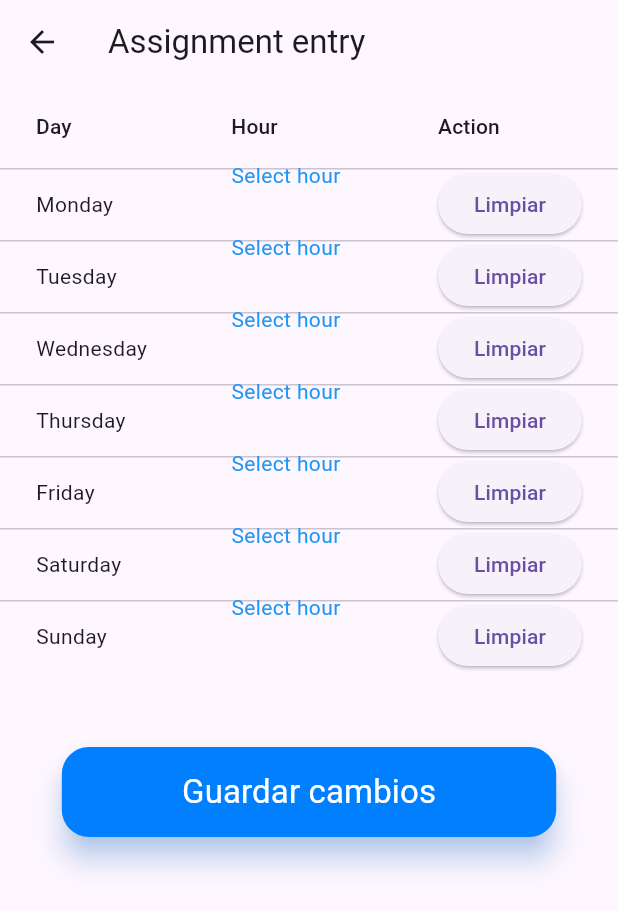
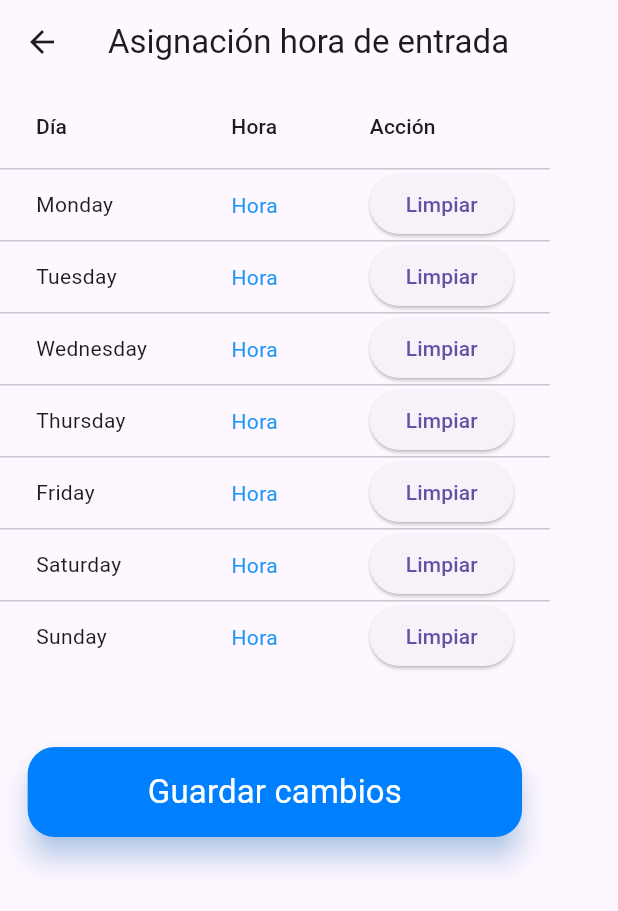
Before and after one commit to Yhiriend/recdat, a Flutter app: the EntryAssigmentView screen opened directly with empty values, on a phone screen of 412 x 824 dp. Shown: the top 911 px of the screen. Run offline on Flutter 3.47's test engine with Material 3 defaults, Android fonts, the phone set to English and light mode, and no system bars; our stand-ins replace cloud_firestore, file_picker, firebase_auth, firebase_core, firebase_database, firebase_storage and 10 more; missing offline and left inert: firebase_app_check, flutter_pdfview; accounts and stored records are empty.

Commit message:
:bug: bugfix at reports

```diff
--- a/lib/modules/reports/views/general_page.dart
+++ b/lib/modules/reports/views/general_page.dart
@@ -25,7 +25,7 @@ class GeneralPage extends StatelessWidget {
         ),
         const Text(
           textAlign: TextAlign.center,
-          "Horizontal: días\nVertical: Asistencias Totales",
+          "eje x: días\neje y: Asistencias Totales",
           style: TextStyle(fontSize: 12),
         ),
         const SizedBox(height: 16),
--- a/lib/modules/reports/views/general_report.view.dart
+++ b/lib/modules/reports/views/general_report.view.dart
@@ -102,7 +102,7 @@ class _GeneralReportViewState extends State<GeneralReportView> {
         case 0:
           _title = "Reporte General";
           _graphicTitle =
-              'Month: $currentMonthYear\nTotal Attendances: $totalAttendanceCurrentMonth';
+              'Mes: $currentMonthYear\nAsistencias totales: $totalAttendanceCurrentMonth';
           break;
         case 1:
           _title = "Reporte de Puntualidad";
@@ -113,7 +113,7 @@ class _GeneralReportViewState extends State<GeneralReportView> {
           _title = "Histórico Asis. Individual";
           break;
         case 3:
-          _title = "Asis. Justif. vs No-justif.";
+          _title = "Inasis. Justif. vs No-justif.";
           _graphicTitle = "justificadas vs no-justificadas";
           break;
         default:
--- a/lib/modules/reports/views/justified_vs_unjustified_page.dart
+++ b/lib/modules/reports/views/justified_vs_unjustified_page.dart
@@ -27,8 +27,8 @@ class JustifiedVsUnjustifiedPage extends StatelessWidget {
     return Scaffold(
       appBar: AppBar(
         title: const Text(
-          "Green: Justificadas\nRed: No justificadas\nHorizontal: Semana\nVertical: Cantidad",
-          style: TextStyle(fontSize: 10),
+          "🟢 Justificadas\n🔴 No justificadas\neje x: Semana\neje y: Cantidad",
+          style: TextStyle(fontSize: 12),
         ),
       ),
       body: Padding(
--- a/lib/modules/reports/views/page_index_widget.dart
+++ b/lib/modules/reports/views/page_index_widget.dart
@@ -40,7 +40,7 @@ class PageIndexWidget extends StatelessWidget {
         SpeedDialChild(
           foregroundColor: RecdatStyles.blueDarkColor,
           child: const Icon(Icons.groups_rounded),
-          label: "Asis. justificadas vs No-justificadas",
+          label: "Inasis. justificadas vs No-justificadas",
           onTap: () => onPageSelected(3),
         ),
       ],
--- a/lib/modules/user/views/entry_assigment.view.dart
+++ b/lib/modules/user/views/entry_assigment.view.dart
@@ -80,7 +80,7 @@ class _EntryAssigmentViewState extends State<EntryAssigmentView> {
   Widget build(BuildContext context) {
     return Scaffold(
       appBar: AppBar(
-        title: const Text('Assignment entry'),
+        title: const Text('Asignación hora de entrada'),
       ),
       body: SingleChildScrollView(
         child: Column(
@@ -89,9 +89,9 @@ class _EntryAssigmentViewState extends State<EntryAssigmentView> {
           children: [
             DataTable(
               columns: const [
-                DataColumn(label: Text('Day')),
-                DataColumn(label: Text('Hour')),
-                DataColumn(label: Text('Action')),
+                DataColumn(label: Text('Día')),
+                DataColumn(label: Text('Hora')),
+                DataColumn(label: Text('Acción')),
               ],
               rows: _daysOfWeek.asMap().entries.map((entry) {
                 int index = entry.key;
@@ -104,13 +104,11 @@ class _EntryAssigmentViewState extends State<EntryAssigmentView> {
                         onTap: () => _selectTime(context, index),
                         child: InputDecorator(
                           decoration: const InputDecoration(
-                            hintText: "Select hour",
+                            hintText: "Hora",
                             border: InputBorder.none,
                           ),
                           child: Text(
-                            dayEntry.hour.isEmpty
-                                ? "Select hour"
-                                : dayEntry.hour,
+                            dayEntry.hour.isEmpty ? "Hora" : dayEntry.hour,
                             style: const TextStyle(color: Colors.blue),
                           ),
                         ),
```
